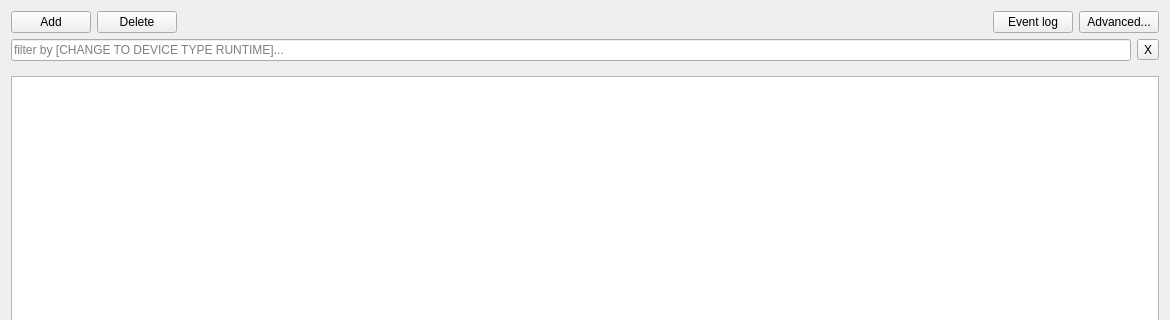
This is client/src/ui/dialogs/business_rules_dialog.ui in networkoptix/nx_open as Qt 5 draws it before an edit; both pictures show x 0 to 1170 and y 0 to 320 of the 1170 by 719 pixel window. The edited form follows.
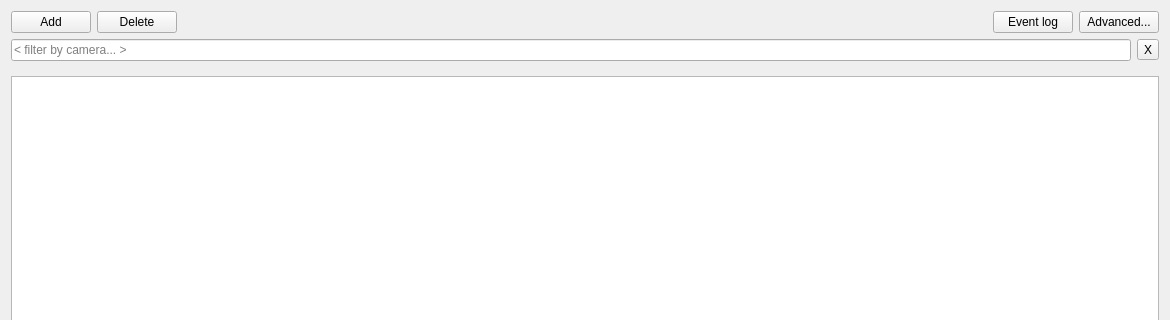
This is the edited form. Icons and pictures are not drawn. Custom widgets are drawn as their Qt base class.

Commit message:
VMS-632: Update all "camera" strings to IO MOdule where possible
events log refactor + ui fixes

<==== Mercurial data ====>
Branch: x_VMS-632_device_strings

```diff
--- a/client/src/ui/dialogs/business_rules_dialog.ui
+++ b/client/src/ui/dialogs/business_rules_dialog.ui
@@ -82,7 +82,7 @@
      <item>
       <widget class="QLineEdit" name="filterLineEdit">
        <property name="placeholderText">
-        <string notr="true">filter by [CHANGE TO DEVICE TYPE RUNTIME]...</string>
+        <string notr="true">&lt; filter by camera... &gt;</string>
        </property>
       </widget>
      </item>
```
The commit also changes 4 other files.
